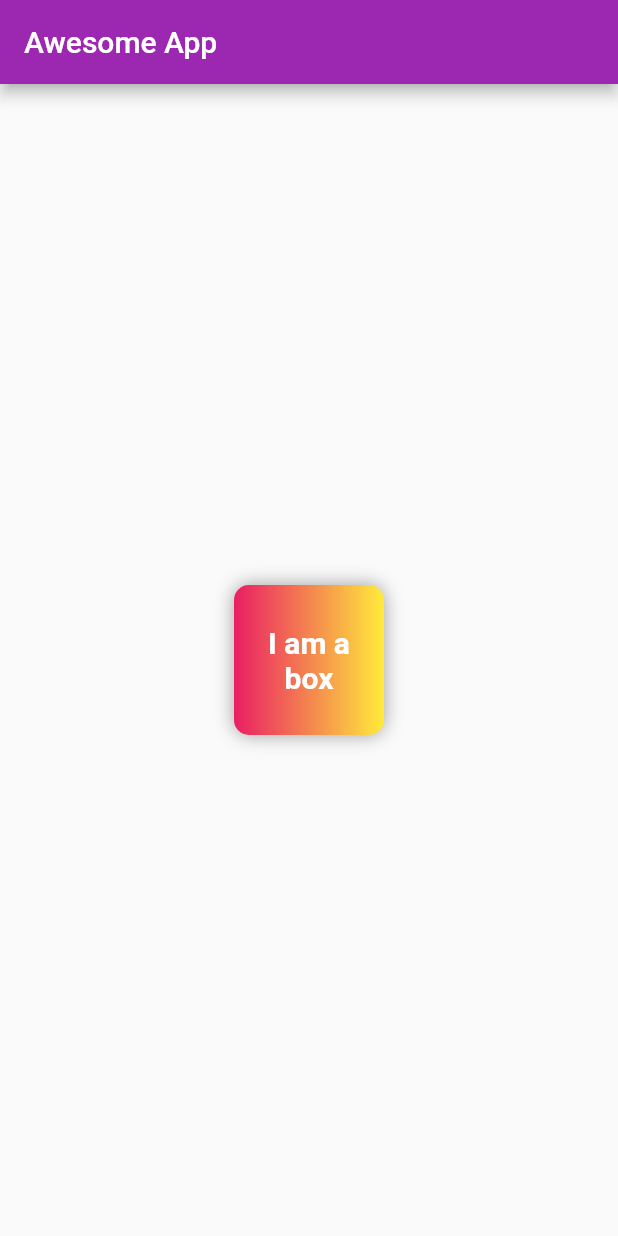
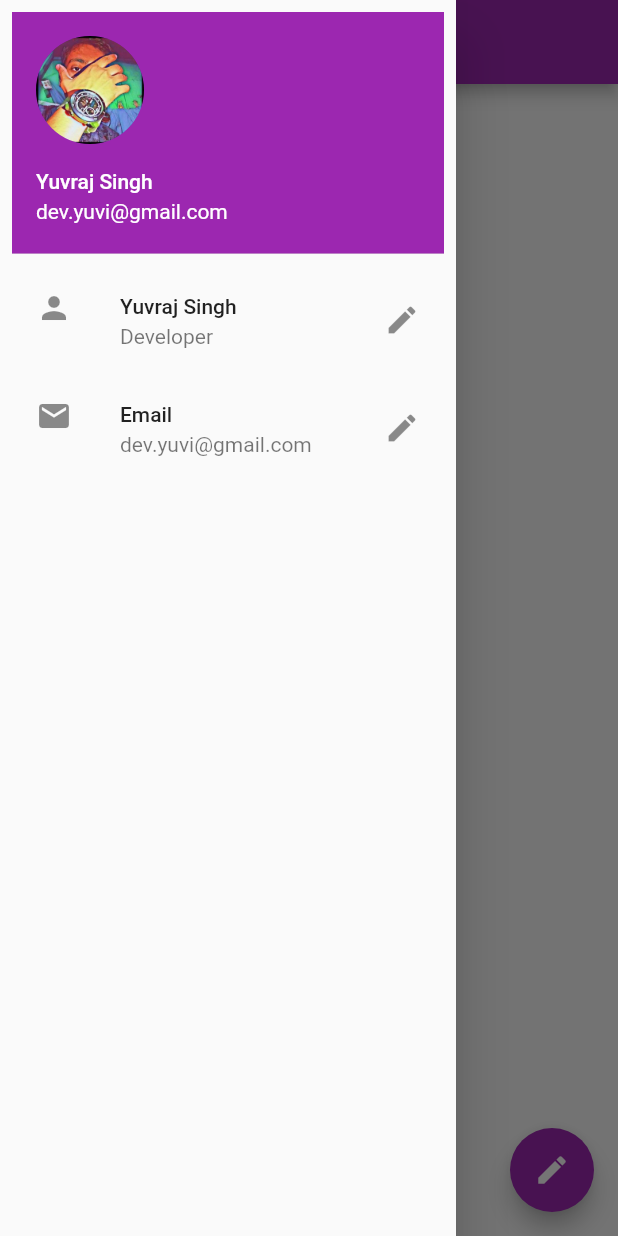
Before and after one commit to yuvisingh01/flutter-essentials, a Flutter app: the screen it shows after launch, with the side drawer open (before the commit the screen has no drawer), on a phone screen of 412 x 824 dp. Run offline on Flutter 3.47's test engine with Material 2 defaults, Android fonts, the phone set to English and light mode, and no system bars.

Commit message:
chapter 3 completed

```diff
--- a/lib/main.dart
+++ b/lib/main.dart
@@ -38,7 +38,7 @@ class HomePage extends StatelessWidget {
             boxShadow:[
               BoxShadow(
                 color: Colors.grey,
-                blurRadius: 10,
+                // blurRadius: 10,
               ),
             ]),
           child: Text(
@@ -52,6 +52,42 @@ class HomePage extends StatelessWidget {
           ),
         ),
       ),
+      drawer: Drawer(
+        child: ListView(
+          padding: const EdgeInsets.all(8),
+          children: <Widget>[
+            // DrawerHeader(
+            //   child: Text('Hi I am a drawer.'),
+            //   decoration: BoxDecoration(color: Colors.purple),
+            // ),
+            UserAccountsDrawerHeader(
+                accountName: Text("Yuvraj Singh"),
+                accountEmail: Text('dev.yuvi@gmail.com'),
+                currentAccountPicture: CircleAvatar(
+                  backgroundImage: AssetImage('assets/images/coolme.jpg'),
+                ),
+            ),
+            ListTile(
+              leading: Icon(Icons.person),
+              title: Text("Yuvraj Singh"),
+              subtitle: Text('Developer'),
+              trailing: Icon(Icons.edit),
+              onTap: (){},
+            ),
+            ListTile(
+              leading: Icon(Icons.email),
+              title: Text("Email"),
+              subtitle: Text('dev.yuvi@gmail.com'),
+              trailing: Icon(Icons.edit),
+            ),
+          ],
+        ),
+      ),
+      floatingActionButton: FloatingActionButton(
+        onPressed: (){},
+        child: Icon(Icons.edit),
+      ),
+      floatingActionButtonLocation: FloatingActionButtonLocation.endFloat,
     );
   }
 }
--- a/pubspec.yaml
+++ b/pubspec.yaml
@@ -59,9 +59,8 @@ flutter:
   uses-material-design: true
 
   # To add assets to your application, add an assets section, like this:
-  # assets:
-  #   - images/a_dot_burr.jpeg
-  #   - images/a_dot_ham.jpeg
+  assets:
+     - assets/images/coolme.jpg
 
   # An image asset can refer to one or more resolution-specific "variants", see
   # https://flutter.dev/assets-and-images/#resolution-aware
```
Also changed, not shown: assets/images/coolme.jpg (added).
